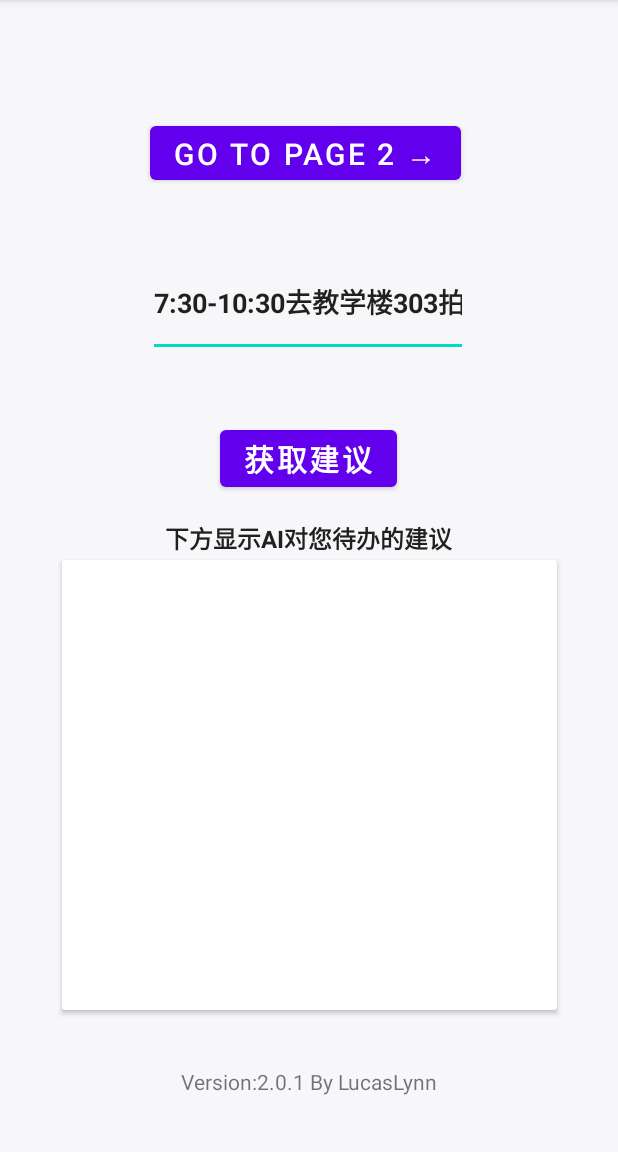
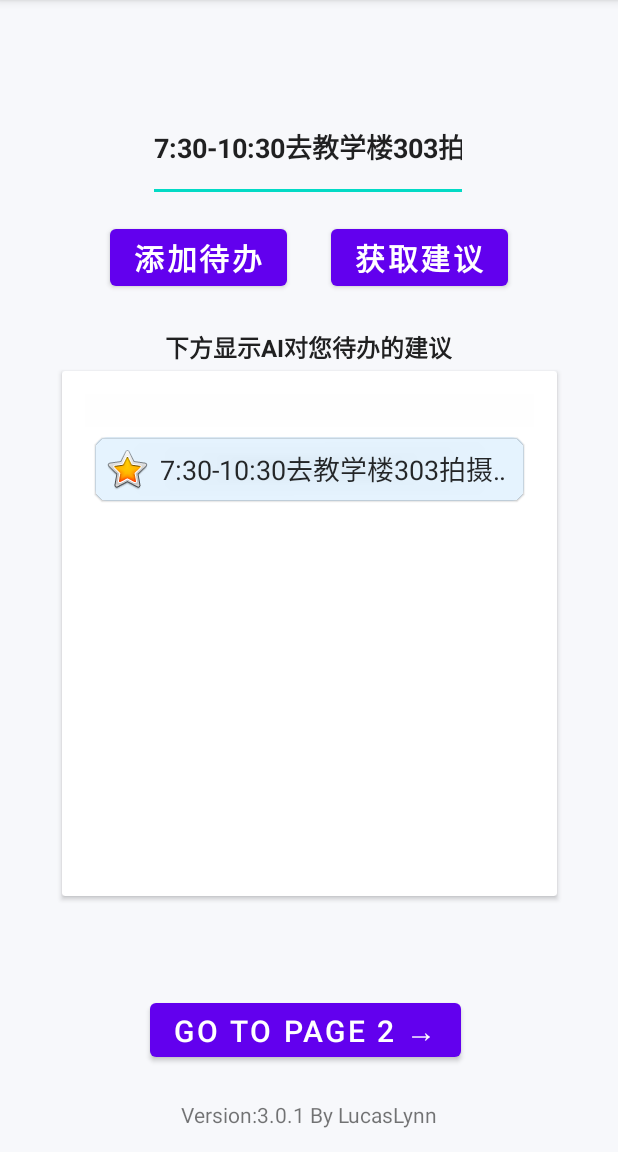
Before and after one commit to FormerOR/Smart-Todo-App, an Android app: the screen it shows after launch (FirstActivity), in the options menu, after a tap on "我是一个添加", on a phone screen of 412 x 824 dp, the part 84-1236 px from its top. Run offline under Robolectric (Android 15) with nearby library versions, the phone set to English and light mode, and no system bars; network calls fail.

Commit message:
船新升级 v3.0.1

```diff
--- a/app/build.gradle
+++ b/app/build.gradle
@@ -34,6 +34,7 @@ dependencies {
     implementation libs.material
     implementation libs.activity
     implementation libs.constraintlayout
+    implementation libs.cardview
     testImplementation libs.junit
     androidTestImplementation libs.ext.junit
     androidTestImplementation libs.espresso.core
@@ -43,4 +44,5 @@ dependencies {
     implementation 'com.squareup.moshi:moshi:1.13.0'
     implementation 'com.squareup.moshi:moshi-adapters:1.13.0'
     implementation 'com.google.code.gson:gson:2.8.8'
+    implementation 'com.google.android.material:material:1.8.0'
 }
--- a/app/src/main/AndroidManifest.xml
+++ b/app/src/main/AndroidManifest.xml
@@ -15,6 +15,9 @@
         android:theme="@style/Theme.EmptyActivity"
         tools:targetApi="31">
         <activity
+            android:name=".AdviseActivity"
+            android:exported="false" />
+        <activity
             android:name=".SecondActivity"
             android:exported="false" />
         <activity
--- a/app/src/main/java/com/example/emptyactivity/FirstActivity.java
+++ b/app/src/main/java/com/example/emptyactivity/FirstActivity.java
@@ -2,17 +2,21 @@ package com.example.emptyactivity;
 
 import android.content.Intent;
 import android.media.MediaPlayer;
+import android.net.Uri;
 import android.os.Bundle;
+import android.view.LayoutInflater;
 import android.view.Menu;
 import android.view.MenuItem;
 import android.view.View;
 import android.widget.Button;
 import android.widget.EditText;
+import android.widget.LinearLayout;
 import android.widget.ProgressBar;
 import android.widget.TextView;
 import android.widget.Toast;
 
 import androidx.appcompat.app.AppCompatActivity;
+import androidx.cardview.widget.CardView;
 
 import baidu.com.Sample;
 
@@ -22,23 +26,111 @@ public class FirstActivity extends AppCompatActivity {
     protected void onCreate(Bundle savedInstanceState) {
         super.onCreate(savedInstanceState);
         setContentView(R.layout.first_layout);
+
+        // 从布局文件中加载视图
+        LayoutInflater inflater = LayoutInflater.from(this);
+        //设置mediaPlayer
+        final MediaPlayer mediaPlayer = MediaPlayer.create(this, R.raw.bling);
+        // 获取控件
+        TextView adv_text = (TextView) findViewById(R.id.textView2);
+        EditText user_input_edit = (EditText) findViewById(R.id.editTextText);
         Button button1 = (Button) findViewById(R.id.Button_1);
+        Button button2 = (Button) findViewById(R.id.Button_get_adv);
+        ProgressBar wait_bar = (ProgressBar) findViewById(R.id.progressBar);
+        Button button3 = (Button) findViewById(R.id.Button_add_todo);
+        LinearLayout todo_list = (LinearLayout) findViewById(R.id.todo_linearlayout);
+        TextView version_text = (TextView) findViewById(R.id.textView_version);
+
+        // 添加点击事件——获取建议
+        onClickGetAdvice(button2, wait_bar, user_input_edit, adv_text, mediaPlayer);
+        // 添加点击事件——切换到活动2
+        onClickNextPage(button1);
+        // 添加点击事件——添加待办事项
+        onClickAddTodoItem(button3, inflater, todo_list, user_input_edit);
+        // 添加点击事件——打开github
+        onClickOpenGithub(version_text);
+
+    }
+
+    private void onClickOpenGithub(TextView versionText) {
+        versionText.setOnClickListener(new View.OnClickListener() {
+            @Override
+            public void onClick(View v) {
+                Toast.makeText(FirstActivity.this, "正在跳转至Github仓库界面", Toast.LENGTH_SHORT).show();
+                String url = "https://github.com/FormerOR/Smart-Todo-App";
+                openWebPage(url);
+            }
+        });
+    }
+
+    private void openWebPage(String url) {
+        Uri webpage = Uri.parse(url);
+        Intent intent = new Intent(Intent.ACTION_VIEW, webpage);
+        if (intent.resolveActivity(getPackageManager()) != null) {
+            startActivity(intent);
+        } else {
+            Toast.makeText(this, "没有可用的浏览器应用", Toast.LENGTH_SHORT).show();
+        }
+    }
+
+    static private int todo_item_count = 0;
+
+    private void onClickAddTodoItem(Button button3, LayoutInflater inflater, LinearLayout todo_list, EditText editText) {
+        button3.setOnClickListener(new View.OnClickListener() {
+            @Override
+            public void onClick(View v) {
+                todo_item_count++;
+                CardView cardView = (CardView) inflater.inflate(R.layout.cardview_item, null, false);
+                LinearLayout.LayoutParams layoutParams = new LinearLayout.LayoutParams(
+                        LinearLayout.LayoutParams.MATCH_PARENT,
+                        LinearLayout.LayoutParams.WRAP_CONTENT);
+                // 设置间距等参数
+                layoutParams.setMargins(10, 10, 10, 10);
+                // 设置颜色
+                cardView.setCardBackgroundColor(0x254CABF3);
+                // 设置elvation
+                cardView.setCardElevation(1);
+                // 设置圆角
+                cardView.setRadius(12);
+                cardView.setLayoutParams(layoutParams);
+                // 查找CardView中的TextView
+                TextView textView = cardView.findViewById(R.id.textView_todo);
+                // 设置TextView的内容
+                textView.setText(editText.getText().toString());
+
+                // 设置CardView的点击监听器
+                cardView.setOnClickListener(new View.OnClickListener() {
+                    @Override
+                    public void onClick(View v) {
+                        Toast.makeText(FirstActivity.this, "切换到建议活动", Toast.LENGTH_SHORT).show();
+                        Intent intent = new Intent(FirstActivity.this, AdviseActivity.class);
+                        // 传递数据
+                        intent.putExtra("data", editText.getText().toString());
+                        startActivity(intent);
+                    }
+                });
+
+                todo_list.addView(cardView);
+                Toast.makeText(FirstActivity.this, "已添加待办事项", Toast.LENGTH_SHORT).show();
+            }
+        });
+    }
+
+    private void onClickNextPage(Button button1) {
         button1.setOnClickListener(new View.OnClickListener() {
             @Override
             public void onClick(View v) {
                 Toast.makeText(FirstActivity.this, "切换到活动2", Toast.LENGTH_SHORT).show();
                 Intent intent = new Intent(FirstActivity.this, SecondActivity.class);
+                // 传递数据
+                intent.putExtra("data", "Hello SecondActivity");
                 startActivity(intent);
             }
 
         });
+    }
 
-        //设置mediaPlayer
-        final MediaPlayer mediaPlayer = MediaPlayer.create(this, R.raw.bling);
-        TextView adv_text = (TextView) findViewById(R.id.textView2);
-        EditText user_input_edit = (EditText) findViewById(R.id.editTextText);
-        Button button2 = (Button) findViewById(R.id.Button_get_adv);
-        ProgressBar wait_bar = (ProgressBar) findViewById(R.id.progressBar);
+    private void onClickGetAdvice(Button button2, ProgressBar wait_bar, EditText user_input_edit, TextView adv_text, MediaPlayer mediaPlayer) {
         button2.setOnClickListener(new View.OnClickListener() {
             @Override
             public void onClick(View v) {
@@ -90,37 +182,8 @@ public class FirstActivity extends AppCompatActivity {
                                 });
                             }
                         }
-//                        Sample Sample1 = new Sample();
-//                        try {
-//                            String content = Sample1.start(user_input_edit.getText().toString());
-//                            runOnUiThread(new Runnable() {
-//                                @Override
-//                                public void run() {
-//                                    adv_text.setText(content);
-//                                    Toast.makeText(FirstActivity.this, content, Toast.LENGTH_SHORT).show();
-//                                }
-//                            });
-//                        } catch (Exception e) {
-//                            e.printStackTrace();
-//                            runOnUiThread(new Runnable() {
-//                                @Override
-//                                public void run() {
-//                                    Toast.makeText(FirstActivity.this, "服务器开了点小差，请重试", Toast.LENGTH_SHORT).show();
-//                                }
-//                            });
-//                        }
                     }
                 }).start();
-//                Toast.makeText(FirstActivity.this, "你按到获取建议按钮了", Toast.LENGTH_SHORT).show();
-//                Sample Sample1 = new Sample();
-//                try {
-//                    String content = Sample1.start(null);
-//                    Toast.makeText(FirstActivity.this, content, Toast.LENGTH_SHORT).show();
-//                    adv_text.setText(content);
-//                } catch (Exception e) {
-//                    e.printStackTrace();
-//                    Toast.makeText(FirstActivity.this, "Exception!", Toast.LENGTH_SHORT).show();
-//                }
             }
         });
     }
--- /dev/null
+++ b/app/src/main/res/layout/cardview_item.xml
@@ -0,0 +1,44 @@
+<?xml version="1.0" encoding="utf-8"?>
+<androidx.cardview.widget.CardView xmlns:android="http://schemas.android.com/apk/res/android"
+    xmlns:app="http://schemas.android.com/apk/res-auto"
+    android:layout_width="match_parent"
+    android:layout_height="100dp"
+    android:layout_gravity="center"
+    android:layout_marginLeft="10dp"
+    android:layout_marginTop="10dp"
+    android:layout_marginRight="10dp"
+    android:background="@color/black"
+    android:clickable="true"
+    android:elevation="0dp">
+
+    <LinearLayout
+        android:layout_width="match_parent"
+        android:layout_height="wrap_content"
+        android:orientation="horizontal"
+        android:padding="5dp">
+
+        <!-- 在这里添加你的UI元素，例如ImageView和TextView -->
+        <ImageView
+            android:id="@+id/imageView"
+            android:layout_width="wrap_content"
+            android:layout_height="wrap_content"
+            android:src="@android:drawable/btn_star_big_on" />
+
+        <TextView
+            android:id="@+id/textView_todo"
+            android:layout_width="wrap_content"
+            android:layout_height="30dp"
+            android:layout_gravity="center"
+            android:ellipsize="marquee"
+            android:focusable="true"
+            android:focusableInTouchMode="true"
+            android:gravity="center"
+            android:marqueeRepeatLimit="marquee_forever"
+            android:scrollHorizontally="true"
+            android:singleLine="true"
+            android:text="Card Content"
+            android:textColor="#D7000000"
+            android:textSize="18sp" />
+
+    </LinearLayout>
+</androidx.cardview.widget.CardView>
--- a/app/src/main/res/layout/first_layout.xml
+++ b/app/src/main/res/layout/first_layout.xml
@@ -4,7 +4,7 @@
     xmlns:tools="http://schemas.android.com/tools"
     android:layout_width="match_parent"
     android:layout_height="match_parent"
-    android:background="#F7F7FA"
+    android:background="#66EAEEF4"
     android:orientation="vertical">
 
     <Button
@@ -18,7 +18,7 @@
         app:layout_constraintHorizontal_bias="0.489"
         app:layout_constraintStart_toStartOf="parent"
         app:layout_constraintTop_toTopOf="parent"
-        app:layout_constraintVertical_bias="0.108" />
+        app:layout_constraintVertical_bias="0.92" />
 
     <EditText
         android:id="@+id/editTextText"
@@ -33,8 +33,8 @@
         app:layout_constraintEnd_toEndOf="parent"
         app:layout_constraintHorizontal_bias="0.497"
         app:layout_constraintStart_toStartOf="parent"
-        app:layout_constraintTop_toBottomOf="@+id/Button_1"
-        app:layout_constraintVertical_bias="0.07" />
+        app:layout_constraintTop_toTopOf="parent"
+        app:layout_constraintVertical_bias="0.09" />
 
     <Button
         android:id="@+id/Button_get_adv"
@@ -47,15 +47,31 @@
         android:typeface="normal"
         app:layout_constraintBottom_toBottomOf="parent"
         app:layout_constraintEnd_toEndOf="parent"
-        app:layout_constraintHorizontal_bias="0.498"
+        app:layout_constraintHorizontal_bias="0.75"
         app:layout_constraintStart_toStartOf="parent"
         app:layout_constraintTop_toBottomOf="@+id/editTextText"
-        app:layout_constraintVertical_bias="0.089" />
+        app:layout_constraintVertical_bias="0.02" />
+
+    <Button
+        android:id="@+id/Button_add_todo"
+        android:layout_width="wrap_content"
+        android:layout_height="wrap_content"
+        android:fontFamily="sans-serif-medium"
+        android:text="添加待办"
+        android:textSize="20sp"
+        android:textStyle="bold"
+        android:typeface="normal"
+        app:layout_constraintBottom_toBottomOf="parent"
+        app:layout_constraintEnd_toEndOf="parent"
+        app:layout_constraintHorizontal_bias="0.25"
+        app:layout_constraintStart_toStartOf="parent"
+        app:layout_constraintTop_toBottomOf="@+id/editTextText"
+        app:layout_constraintVertical_bias="0.02" />
 
     <androidx.cardview.widget.CardView
         android:id="@+id/cardView"
         android:layout_width="330dp"
-        android:layout_height="300dp"
+        android:layout_height="350dp"
         android:layout_marginTop="32dp"
         android:elevation="10dp"
         app:layout_constraintBottom_toBottomOf="parent"
@@ -66,9 +82,11 @@
 
         <ScrollView
             android:layout_width="match_parent"
-            android:layout_height="match_parent">
+            android:layout_height="match_parent"
+            android:layout_margin="5dp">
 
             <LinearLayout
+                android:id="@+id/todo_linearlayout"
                 android:layout_width="match_parent"
                 android:layout_height="wrap_content"
                 android:layout_margin="10dp"
@@ -91,22 +109,22 @@
                     style="?android:attr/progressBarStyle"
                     android:layout_width="match_parent"
                     android:layout_height="wrap_content"
-                    android:visibility="gone"
-                    />
+                    android:visibility="gone" />
             </LinearLayout>
         </ScrollView>
 
     </androidx.cardview.widget.CardView>
 
     <TextView
-        android:id="@+id/textView"
+        android:id="@+id/textView_version"
         android:layout_width="wrap_content"
         android:layout_height="wrap_content"
         android:text="@string/version_text"
         app:layout_constraintBottom_toBottomOf="parent"
         app:layout_constraintEnd_toEndOf="parent"
         app:layout_constraintStart_toStartOf="parent"
-        app:layout_constraintTop_toBottomOf="@+id/cardView" />
+        app:layout_constraintTop_toBottomOf="@+id/cardView"
+        app:layout_constraintVertical_bias="0.9" />
 
     <TextView
         android:id="@+id/textView3"
--- a/app/src/main/res/values/colors.xml
+++ b/app/src/main/res/values/colors.xml
@@ -7,4 +7,7 @@
     <color name="teal_700">#FF018786</color>
     <color name="black">#FF000000</color>
     <color name="white">#FFFFFFFF</color>
+    <color name="backgound">#66EAEEF4</color>
+    <color name="card">#FEFEFE</color>
+    <color name="card2">#254CABF3</color>
 </resources>
--- a/app/src/main/res/values/strings.xml
+++ b/app/src/main/res/values/strings.xml
@@ -1,5 +1,5 @@
 <resources>
     <string name="app_name">智慧待办</string>
-    <string name="version_text">Version:2.0.1 By LucasLynn</string>
+    <string name="version_text">Version:3.0.1 By LucasLynn</string>
     <string name="page2_tip1">这是一只赛博木鱼</string>
 </resources>
--- a/gradle/libs.versions.toml
+++ b/gradle/libs.versions.toml
@@ -7,6 +7,7 @@ appcompat = "1.6.1"
 material = "1.10.0"
 activity = "1.8.0"
 constraintlayout = "2.1.4"
+cardview = "1.0.0"
 
 [libraries]
 junit = { group = "junit", name = "junit", version.ref = "junit" }
@@ -16,6 +17,7 @@ appcompat = { group = "androidx.appcompat", name = "appcompat", version.ref = "a
 material = { group = "com.google.android.material", name = "material", version.ref = "material" }
 activity = { group = "androidx.activity", name = "activity", version.ref = "activity" }
 constraintlayout = { group = "androidx.constraintlayout", name = "constraintlayout", version.ref = "constraintlayout" }
+cardview = { group = "androidx.cardview", name = "cardview", version.ref = "cardview" }
 
 [plugins]
 android-application = { id = "com.android.application", version.ref = "agp" }
```
Also changed, not shown: app/src/main/java/com/example/emptyactivity/AdviseActivity.java (added, +113 -0 lines), app/src/main/res/layout/activity_advise.xml (added, +96 -0 lines), 3 other files.
